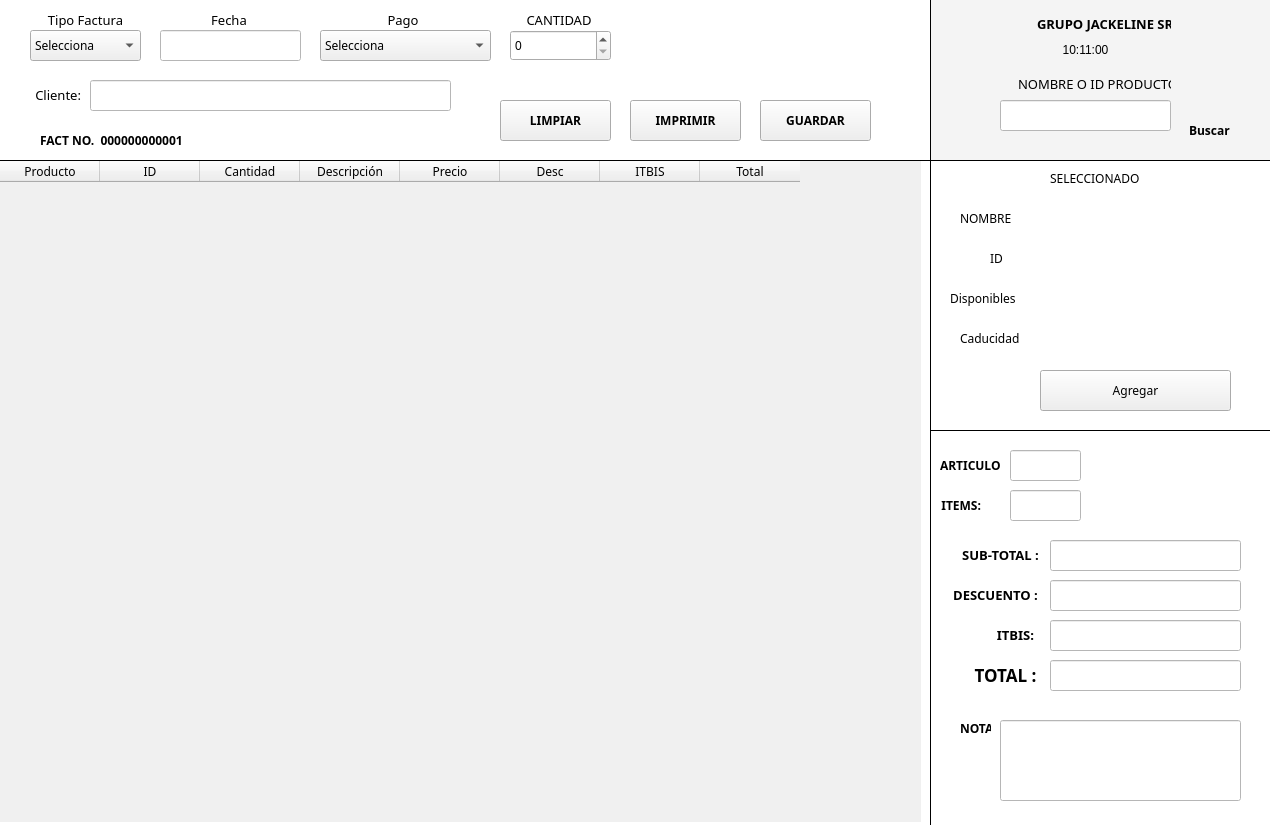
Qt form UI/facturation.ui (adriii0104/ABAS_SYSTEM) before a commit.
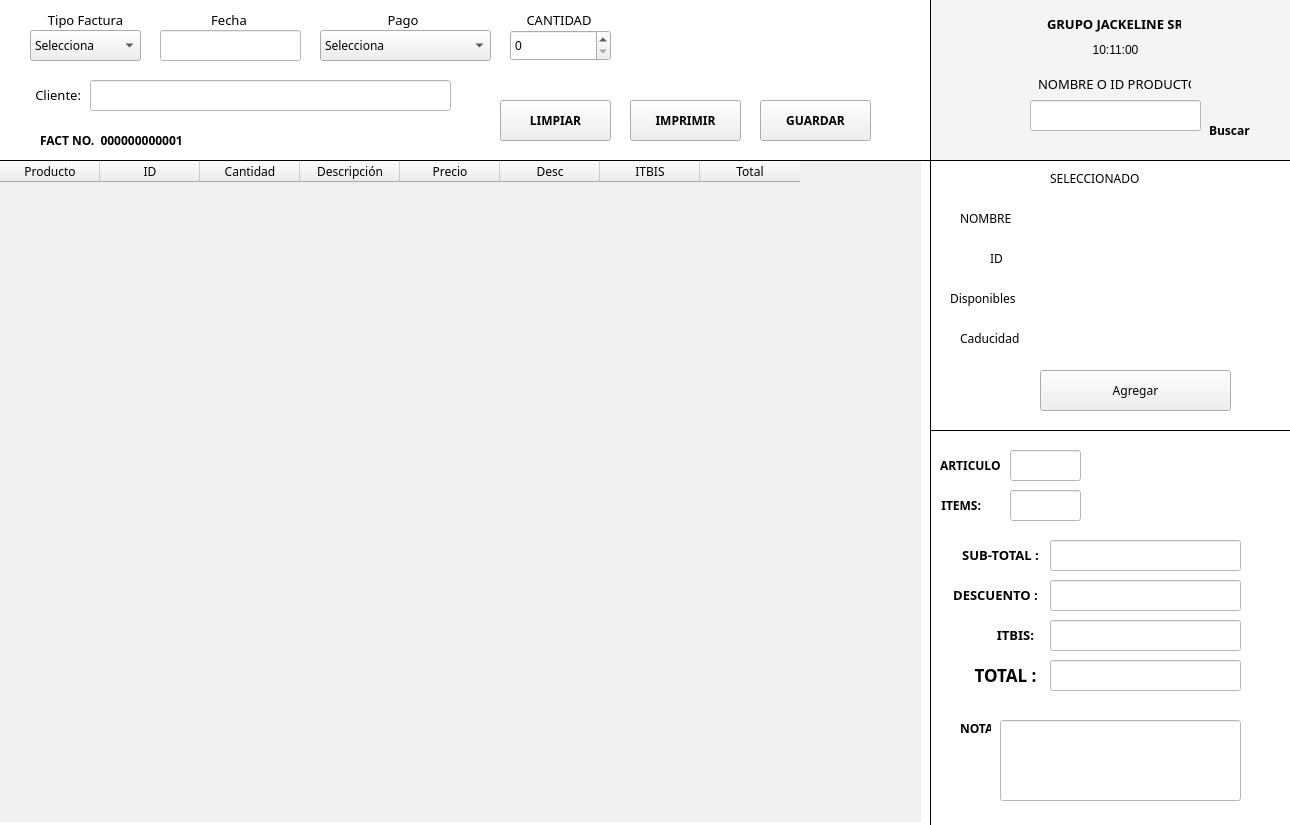
The same form after that commit. Icons and pictures are not drawn.

Diff of the .ui file:
```diff
--- a/UI/facturation.ui
+++ b/UI/facturation.ui
@@ -6,7 +6,7 @@
    <rect>
     <x>0</x>
     <y>0</y>
-    <width>1270</width>
+    <width>1290</width>
     <height>825</height>
    </rect>
   </property>
@@ -51,7 +51,7 @@
      <rect>
       <x>0</x>
       <y>0</y>
-      <width>1271</width>
+      <width>1291</width>
       <height>161</height>
      </rect>
     </property>
@@ -299,7 +299,7 @@
       <rect>
        <x>930</x>
        <y>0</y>
-       <width>341</width>
+       <width>361</width>
        <height>161</height>
       </rect>
      </property>
@@ -314,7 +314,7 @@
      <widget class="QLabel" name="label_9">
       <property name="geometry">
        <rect>
-        <x>80</x>
+        <x>100</x>
         <y>70</y>
         <width>161</width>
         <height>28</height>
@@ -336,7 +336,7 @@
      <widget class="QLabel" name="label_6">
       <property name="geometry">
        <rect>
-        <x>250</x>
+        <x>270</x>
         <y>120</y>
         <width>51</width>
         <height>21</height>
@@ -359,7 +359,7 @@
      <widget class="QPushButton" name="searchbutton">
       <property name="geometry">
        <rect>
-        <x>250</x>
+        <x>270</x>
         <y>90</y>
         <width>51</width>
         <height>41</height>
@@ -389,7 +389,7 @@
      <widget class="QLineEdit" name="lineEdit_3">
       <property name="geometry">
        <rect>
-        <x>70</x>
+        <x>100</x>
         <y>100</y>
         <width>171</width>
         <height>31</height>
@@ -410,7 +410,7 @@
      <widget class="QLabel" name="name_enterprise">
       <property name="geometry">
        <rect>
-        <x>100</x>
+        <x>110</x>
         <y>10</y>
         <width>141</width>
         <height>28</height>
@@ -434,7 +434,7 @@
      <widget class="QPushButton" name="information_1">
       <property name="geometry">
        <rect>
-        <x>230</x>
+        <x>260</x>
         <y>60</y>
         <width>31</width>
         <height>23</height>
@@ -457,7 +457,7 @@
      <widget class="QLabel" name="timering">
       <property name="geometry">
        <rect>
-        <x>130</x>
+        <x>160</x>
         <y>40</y>
         <width>51</width>
         <height>21</height>
@@ -470,7 +470,7 @@
      <widget class="QPushButton" name="closebutton">
       <property name="geometry">
        <rect>
-        <x>300</x>
+        <x>320</x>
         <y>10</y>
         <width>31</width>
         <height>31</height>
@@ -500,7 +500,7 @@
      <widget class="QPushButton" name="minimizedbutton">
       <property name="geometry">
        <rect>
-        <x>270</x>
+        <x>290</x>
         <y>10</y>
         <width>31</width>
         <height>31</height>
@@ -655,7 +655,7 @@
     <widget class="QPushButton" name="status">
      <property name="geometry">
       <rect>
-       <x>790</x>
+       <x>820</x>
        <y>10</y>
        <width>91</width>
        <height>21</height>
@@ -682,7 +682,7 @@
      <rect>
       <x>930</x>
       <y>430</y>
-      <width>341</width>
+      <width>361</width>
       <height>401</height>
      </rect>
     </property>
@@ -1095,7 +1095,7 @@
      <rect>
       <x>930</x>
       <y>160</y>
-      <width>341</width>
+      <width>361</width>
       <height>271</height>
      </rect>
     </property>
```
